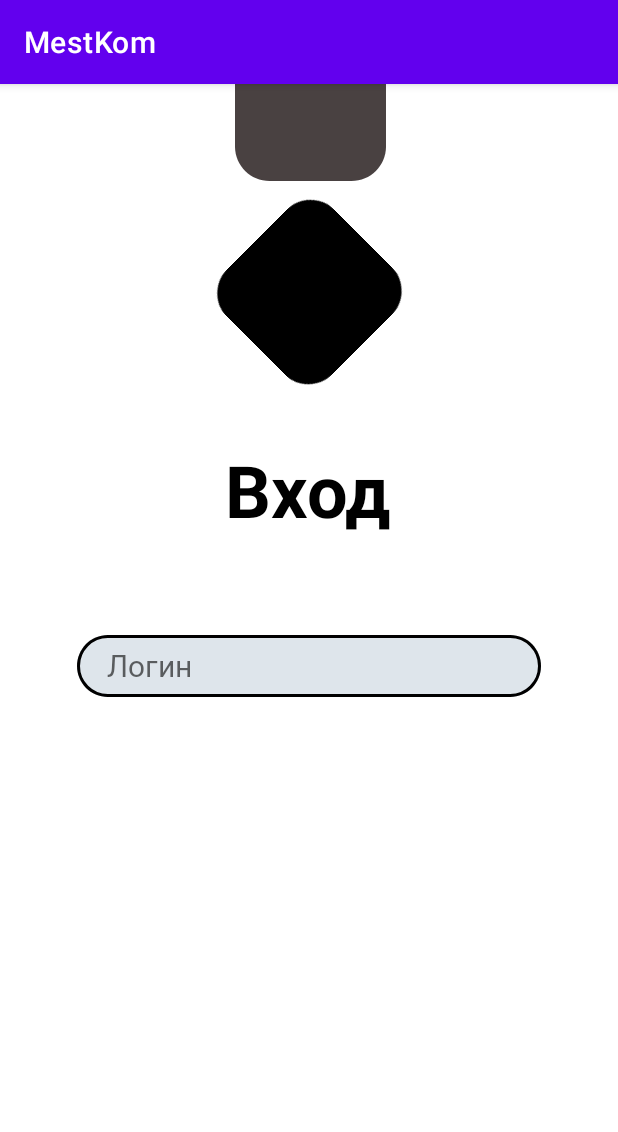
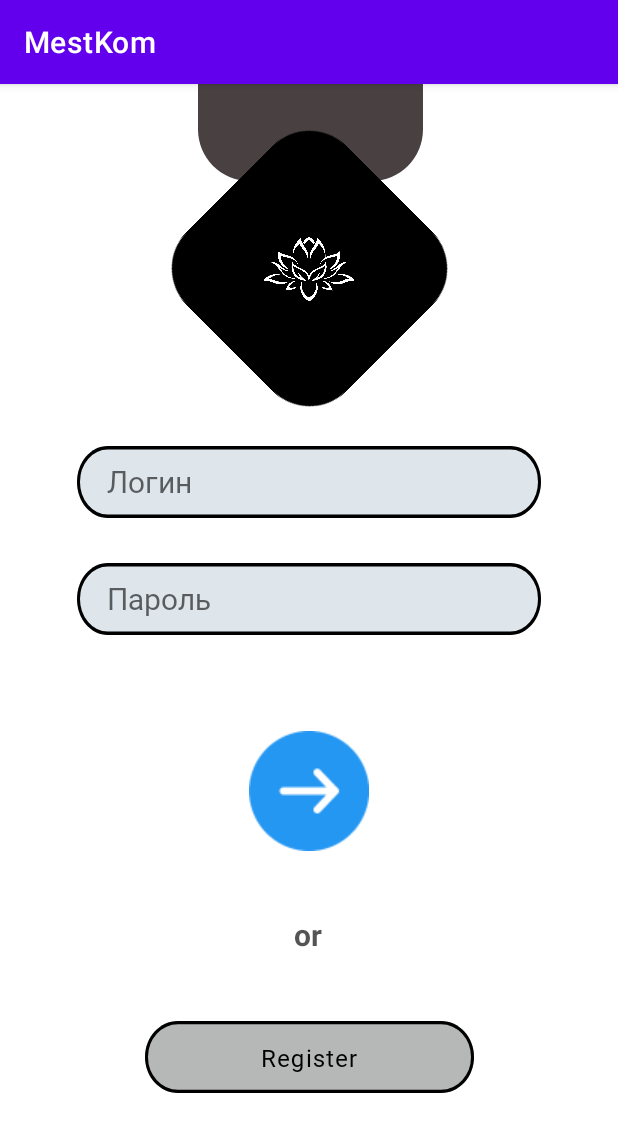
Before and after one commit to Servall4/MestKom, an Android app: the activity_login screen opened directly, with no data from a screen before it, on a phone screen of 412 x 824 dp. Shown: the top 1132 px of the screen. Run offline under Robolectric (Android 15) with nearby library versions, the phone set to English and light mode, and no system bars.

Commit message:
login done

```diff
--- /dev/null
+++ b/app/src/main/res/drawable/register_btn.xml
@@ -0,0 +1,21 @@
+<vector
+    xmlns:android="http://schemas.android.com/apk/res/android"
+    xmlns:aapt="http://schemas.android.com/aapt"
+    android:width="219dp"
+    android:height="44dp"
+    android:viewportWidth="219"
+    android:viewportHeight="44">
+
+    <group>
+        <clip-path
+            android:pathData="M22 0H197C209.15 0 219 9.84974 219 22C219 34.1503 209.15 44 197 44H22C9.84974 44 0 34.1503 0 22C0 9.84974 9.84974 0 22 0Z" />
+        <path
+            android:pathData="M0 0V44H219V0"
+            android:fillColor="#806E7071" />
+        <path
+            android:pathData="M22 0H197C209.15 0 219 9.84974 219 22C219 34.1503 209.15 44 197 44H22C9.84974 44 0 34.1503 0 22C0 9.84974 9.84974 0 22 0Z"
+            android:strokeWidth="4"
+            android:strokeColor="#000000" />
+    </group>
+
+</vector>
--- a/app/src/main/res/drawable/right_arrow.xml
+++ /dev/null
@@ -1,14 +0,0 @@
-<vector
-    xmlns:android="http://schemas.android.com/apk/res/android"
-    xmlns:aapt="http://schemas.android.com/aapt"
-    android:width="80dp"
-    android:height="80dp"
-    android:viewportWidth="80"
-    android:viewportHeight="80">
-
-    <group>
-        <clip-path
-            android:pathData="M0 0H80V80H0V0Z"/>
-    </group>
-
-</vector>
--- a/app/src/main/res/layout/activity_login.xml
+++ b/app/src/main/res/layout/activity_login.xml
@@ -9,8 +9,8 @@
 
     <View
         android:id="@+id/rectangle1"
-        android:layout_width="100.39dp"
-        android:layout_height="100.54dp"
+        android:layout_width="150dp"
+        android:layout_height="150dp"
         android:layout_alignParentLeft="true"
         android:layout_alignParentTop="true"
         android:layout_alignParentRight="true"
@@ -24,10 +24,11 @@
         app:layout_constraintHorizontal_bias="0.503"
         app:layout_constraintStart_toStartOf="parent" />
 
+
     <View
         android:id="@+id/rectangle2"
-        android:layout_width="99.64dp"
-        android:layout_height="101dp"
+        android:layout_width="150dp"
+        android:layout_height="150dp"
         android:layout_alignParentLeft="true"
         android:layout_alignParentTop="true"
         android:layout_alignParentRight="true"
@@ -40,35 +41,22 @@
         android:translationZ="-1dp"
         app:layout_constraintBottom_toBottomOf="parent"
         app:layout_constraintEnd_toEndOf="parent"
+        app:layout_constraintHorizontal_bias="0.503"
         app:layout_constraintStart_toStartOf="parent"
         app:layout_constraintTop_toTopOf="parent"
-        app:layout_constraintVertical_bias="0.132" />
+        app:layout_constraintVertical_bias="0.078" />
 
 
-    <View
-        android:id="@+id/white"
-        android:layout_width="66dp"
-        android:layout_height="70dp"
-        android:layout_alignParentLeft="true"
-        android:layout_alignParentTop="true"
-        android:background="@color/white"
-        app:layout_constraintBottom_toBottomOf="@+id/rectangle1"
-        app:layout_constraintEnd_toEndOf="@+id/rectangle1"
-        app:layout_constraintStart_toStartOf="@+id/rectangle1"
-        app:layout_constraintTop_toTopOf="@+id/rectangle2" />
-
-    <View
-        android:id="@+id/lotus_1"
-        android:layout_width="66dp"
-        android:layout_height="70dp"
-        android:layout_alignParentLeft="true"
-        android:layout_alignParentTop="true"
-        android:background="@drawable/lotus"
+    <ImageView
+        android:id="@+id/imageView"
+        android:layout_width="100dp"
+        android:layout_height="100dp"
         android:translationZ="90dp"
         app:layout_constraintBottom_toBottomOf="@+id/rectangle2"
         app:layout_constraintEnd_toEndOf="parent"
         app:layout_constraintStart_toStartOf="parent"
-        app:layout_constraintTop_toTopOf="@+id/rectangle2" />
+        app:layout_constraintTop_toTopOf="@+id/rectangle2"
+        app:srcCompat="@drawable/lotus" />
 
     <TextView
         android:id="@+id/some_id"
@@ -77,7 +65,7 @@
         android:layout_alignParentLeft="true"
         android:layout_alignParentTop="true"
         android:layout_marginStart="144dp"
-        android:layout_marginTop="64dp"
+        android:layout_marginTop="48dp"
         android:layout_marginEnd="144dp"
         android:gravity="center_horizontal|top|center_vertical"
         android:text="@string/login"
@@ -87,12 +75,12 @@
         app:layout_constraintEnd_toEndOf="parent"
         app:layout_constraintHorizontal_bias="0.0"
         app:layout_constraintStart_toStartOf="parent"
-        app:layout_constraintTop_toBottomOf="@+id/lotus_1" />
+        app:layout_constraintTop_toBottomOf="@+id/rectangle1" />
 
     <EditText
         android:id="@+id/login"
         android:layout_width="309dp"
-        android:layout_height="41dp"
+        android:layout_height="48dp"
         android:layout_marginTop="64dp"
         android:background="@drawable/id_rectangle"
         android:fontFamily="@font/helvetica"
@@ -110,8 +98,8 @@
     <EditText
         android:id="@+id/password"
         android:layout_width="309dp"
-        android:layout_height="41dp"
-        android:layout_marginTop="24dp"
+        android:layout_height="48dp"
+        android:layout_marginTop="16dp"
         android:layout_marginBottom="368dp"
         android:background="@drawable/id_rectangle"
         android:fontFamily="@font/helvetica"
@@ -125,6 +113,73 @@
         app:layout_constraintBottom_toBottomOf="parent"
         app:layout_constraintEnd_toEndOf="parent"
         app:layout_constraintStart_toStartOf="parent"
-        app:layout_constraintTop_toBottomOf="@+id/login" />
+        app:layout_constraintTop_toBottomOf="@+id/login"
+        app:layout_constraintVertical_bias="0.296" />
+
+    <ImageButton
+        android:id="@+id/loginbtn"
+        android:layout_width="80dp"
+        android:layout_height="80dp"
+        android:layout_marginStart="165dp"
+        android:layout_marginTop="64dp"
+        android:layout_marginEnd="166dp"
+        android:background="@drawable/right_arrow_1"
+        android:text="go"
+        app:layout_constraintEnd_toEndOf="parent"
+        app:layout_constraintStart_toStartOf="parent"
+        app:layout_constraintTop_toBottomOf="@+id/password" />
+
+    <TextView
+        android:id="@+id/or"
+        android:layout_width="78dp"
+        android:layout_height="32dp"
+        android:layout_alignParentLeft="true"
+        android:layout_alignParentTop="true"
+        android:layout_marginStart="166dp"
+        android:layout_marginTop="42dp"
+        android:layout_marginEnd="167dp"
+        android:gravity="center_horizontal|top"
+        android:text="or"
+        android:textAppearance="@style/or"
+        android:textStyle="bold"
+        app:layout_constraintEnd_toEndOf="parent"
+        app:layout_constraintStart_toStartOf="parent"
+        app:layout_constraintTop_toBottomOf="@+id/loginbtn" />
+
+    <androidx.constraintlayout.widget.Group
+        android:layout_width="wrap_content"
+        android:layout_height="wrap_content"
+        app:constraint_referenced_ids="registerbtn,textView" />
+
+    <ImageButton
+        android:id="@+id/registerbtn"
+        android:layout_width="219dp"
+        android:layout_height="48dp"
+        android:layout_marginStart="96dp"
+        android:layout_marginTop="16dp"
+        android:layout_marginEnd="96dp"
+        android:layout_marginBottom="32dp"
+        android:background="@drawable/register_btn"
+        app:layout_constraintBottom_toBottomOf="parent"
+        app:layout_constraintEnd_toEndOf="parent"
+        app:layout_constraintStart_toStartOf="parent"
+        app:layout_constraintTop_toBottomOf="@+id/or"
+        app:layout_constraintVertical_bias="0.273" />
+
+    <TextView
+        android:id="@+id/textView"
+        android:layout_width="wrap_content"
+        android:layout_height="wrap_content"
+        android:fontFamily="@font/helvetica"
+        android:text="Register"
+        android:textAppearance="@style/customfontstyle"
+        android:textColor="@color/black"
+        android:textSize="16sp"
+        android:letterSpacing=".05"
+        app:layout_constraintBottom_toBottomOf="@+id/registerbtn"
+        app:layout_constraintEnd_toEndOf="@+id/registerbtn"
+        app:layout_constraintStart_toStartOf="@+id/registerbtn"
+        app:layout_constraintTop_toTopOf="@+id/registerbtn" />
+
 
 </androidx.constraintlayout.widget.ConstraintLayout>
--- a/app/src/main/res/values/styles.xml
+++ b/app/src/main/res/values/styles.xml
@@ -1,7 +1,8 @@
 <?xml version="1.0" encoding="utf-8"?>
 <resources>
     <style name="customfontstyle" parent="@android:style/TextAppearance.Small">
-        <item name="android:fontFamily">@font/helvetica</item>
+        <item name="android:fontFamily">@font/helvetica
+        </item>
     </style>
 
     <style name="some_id">
@@ -9,4 +10,9 @@
         <item name="android:textColor">#000000</item>
     </style>
 
+    <style name="or">
+        <item name="android:textSize">20sp</item>
+        <item name="android:textColor">#AB000000</item>
+    </style>
+
 </resources>
```
Also changed, not shown: app/src/main/res/drawable-hdpi/lotus.jpg (added), app/src/main/res/drawable-hdpi/right_arrow_1.png (added).
